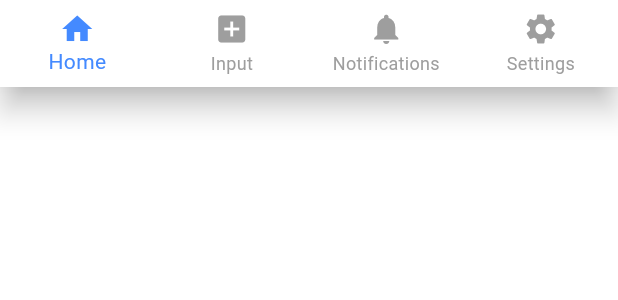
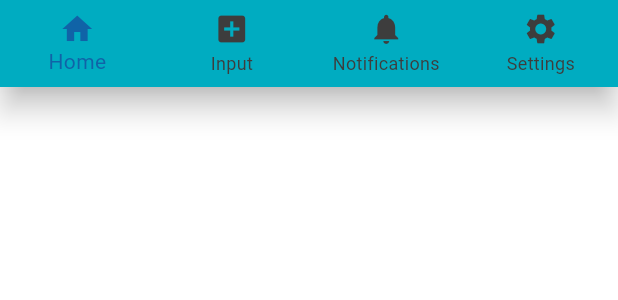
Before and after one commit to uto100833/cost_wave, a Flutter app: the CustomNavigationBar widget shown alone on an empty page, opened directly with empty values, on a phone screen of 412 x 824 dp. Shown: the top 300 px of the screen. Run offline on Flutter 3.47's test engine with Material 3 defaults, Android fonts, the phone set to English and light mode, and no system bars; our stand-ins replace firebase_auth, firebase_core; accounts and stored records are empty.

Commit message:
fix pages

```diff
--- a/cost_wave/lib/components/widgets/custom_navigation_bar.dart
+++ b/cost_wave/lib/components/widgets/custom_navigation_bar.dart
@@ -13,6 +13,7 @@ class CustomNavigationBar extends StatelessWidget {
   @override
   Widget build(BuildContext context) {
     return BottomNavigationBar(
+      backgroundColor: Theme.of(context).colorScheme.primary,
       items: const <BottomNavigationBarItem>[
         BottomNavigationBarItem(
           icon: Icon(Icons.home),
@@ -20,6 +21,7 @@ class CustomNavigationBar extends StatelessWidget {
         ),
         BottomNavigationBarItem(
           icon: Icon(Icons.add_box),
+          backgroundColor: Colors.green,
           label: 'Input',
         ),
         BottomNavigationBarItem(
@@ -32,8 +34,8 @@ class CustomNavigationBar extends StatelessWidget {
         ),
       ],
       currentIndex: currentIndex,
-      selectedItemColor: Colors.blueAccent,
-      unselectedItemColor: Colors.grey,
+      selectedItemColor: const Color.fromARGB(255, 16, 99, 167),
+      unselectedItemColor: const Color.fromARGB(255, 61, 61, 61),
       onTap: onTap,
       type: BottomNavigationBarType.fixed,
     );
```
Also changed, not shown: cost_wave/lib/screen/home/home_page.dart (+12 -6 lines).
